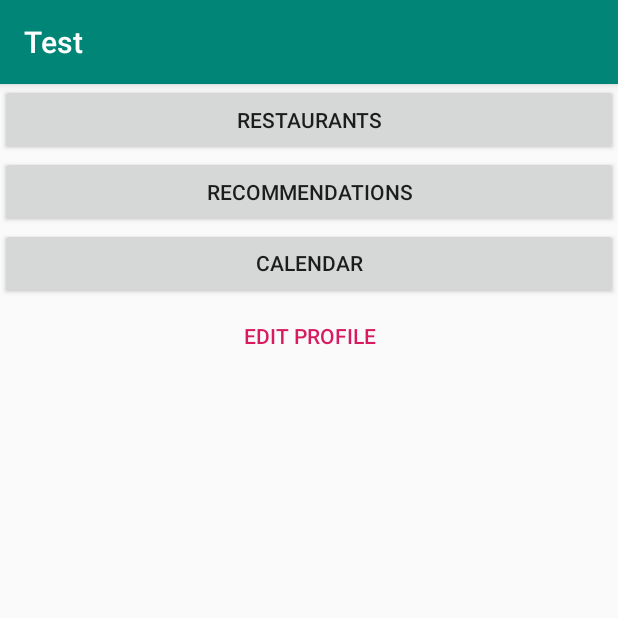
After one commit to btang725/Keto-Vice, an Android app: the Home screen opened directly, with no data from a screen before it, on a phone screen of 412 x 824 dp, the top half of it. The commit adds this screen. Run offline under Robolectric (Android 15) with nearby library versions, the phone set to English and light mode, and no system bars.

```diff
--- a/app/build.gradle
+++ b/app/build.gradle
@@ -27,6 +27,7 @@
     implementation 'com.google.android.material:material:1.0.0'
     implementation 'androidx.annotation:annotation:1.0.2'
     implementation 'androidx.lifecycle:lifecycle-extensions:2.0.0'
+    implementation 'com.google.android.gms:play-services-maps:16.1.0'
     testImplementation 'junit:junit:4.12'
     androidTestImplementation 'androidx.test.ext:junit:1.1.1'
     androidTestImplementation 'androidx.test.espresso:espresso-core:3.2.0'
--- /dev/null
+++ b/app/src/main/java/com/example/test/Home.java
@@ -0,0 +1,28 @@
+package com.example.test;
+
+import androidx.appcompat.app.AppCompatActivity;
+
+import android.content.Intent;
+import android.os.Bundle;
+import android.view.View;
+import android.widget.Button;
+
+import com.example.test.RestaurantActivity;
+
+
+public class Home extends AppCompatActivity {
+
+    @Override
+    protected void onCreate(Bundle savedInstanceState) {
+        super.onCreate(savedInstanceState);
+        setContentView(R.layout.activity_home);
+
+        Button btn = findViewById(R.id.restaurant);
+        btn.setOnClickListener(new View.OnClickListener(){
+            @Override
+            public void onClick(View v){
+                startActivity(new Intent(Home.this, RestaurantActivity.class));
+            }
+        });
+    }
+}
--- /dev/null
+++ b/app/src/main/res/layout/activity_home.xml
@@ -0,0 +1,36 @@
+<?xml version="1.0" encoding="utf-8"?>
+<LinearLayout xmlns:android="http://schemas.android.com/apk/res/android"
+    xmlns:app="http://schemas.android.com/apk/res-auto"
+    xmlns:tools="http://schemas.android.com/tools"
+    android:layout_width="match_parent"
+    android:layout_height="match_parent"
+    tools:context=".Home"
+    android:orientation="vertical">
+
+
+    <Button
+        android:id="@+id/restaurant"
+        android:layout_width="match_parent"
+        android:layout_height="wrap_content"
+        android:text="Restaurants" />
+
+    <Button
+        android:id="@+id/recommend"
+        android:layout_width="match_parent"
+        android:layout_height="wrap_content"
+        android:text="Recommendations" />
+
+    <Button
+        android:id="@+id/calendar"
+        android:layout_width="match_parent"
+        android:layout_height="wrap_content"
+        android:includeFontPadding="false"
+        android:text="Calendar" />
+
+    <Button
+        android:id="@+id/edit_profile"
+        style="@style/Widget.AppCompat.Button.Borderless.Colored"
+        android:layout_width="match_parent"
+        android:layout_height="wrap_content"
+        android:text="Edit Profile" />
+</LinearLayout>
--- a/app/src/main/res/values/strings.xml
+++ b/app/src/main/res/values/strings.xml
@@ -9,4 +9,5 @@
     <string name="invalid_username">Not a valid username</string>
     <string name="invalid_password">Password must be >5 characters</string>
     <string name="login_failed">"Login failed"</string>
+    <string name="title_activity_restaurant">Map</string>
 </resources>
```
Also changed, not shown: app/src/debug/res/values/google_maps_api.xml (added, +24 -0 lines), app/src/main/AndroidManifest.xml (+25 -1 lines), app/src/main/java/com/example/test/RestaurantActivity.java (added, +47 -0 lines), app/src/main/java/com/example/test/ui/login/LoginActivity.java (+7 -0 lines), app/src/main/res/layout/activity_restaurant.xml (added, +9 -0 lines), 1 other file.
